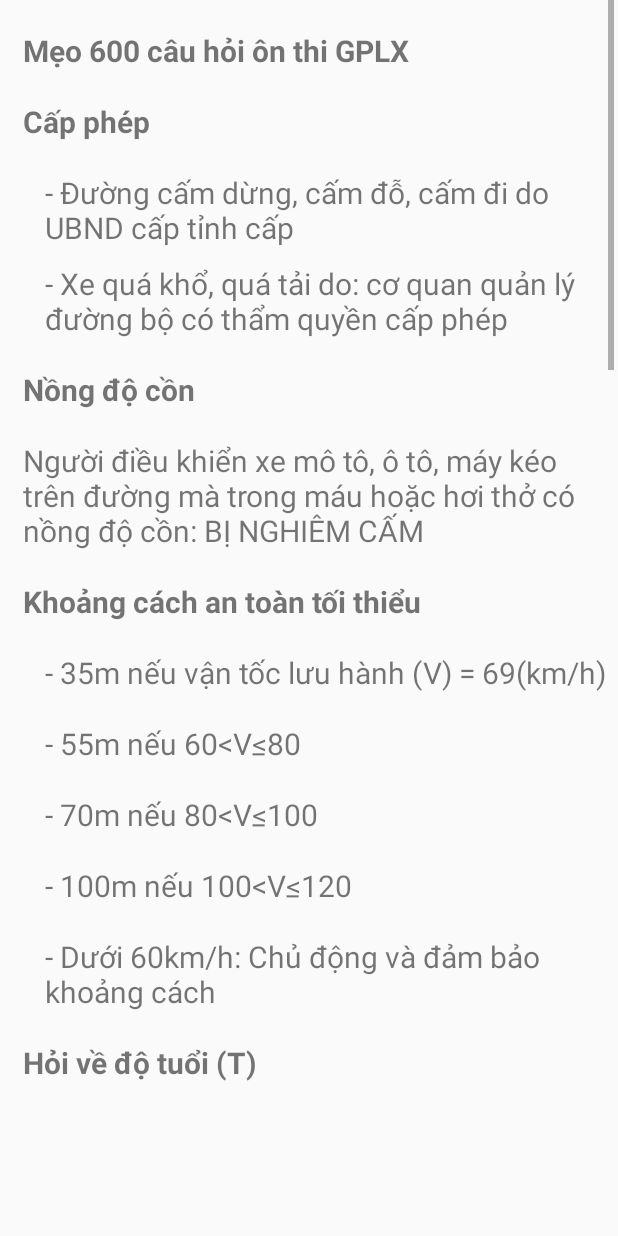
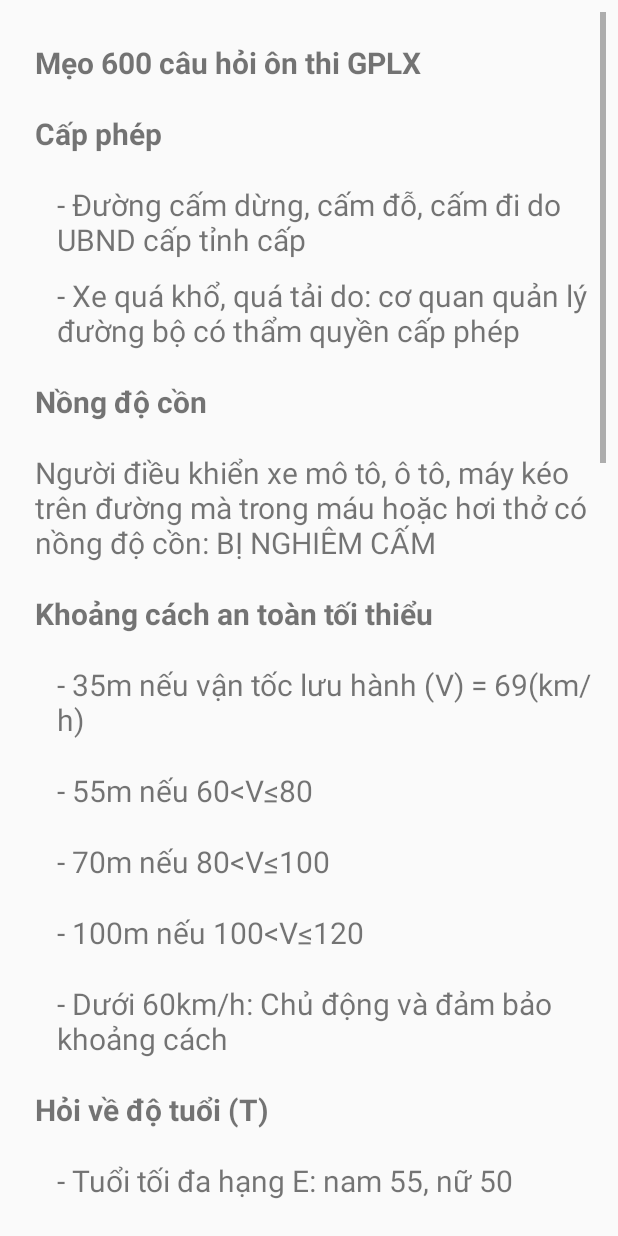
Before and after one commit to 637737vnua/android_app_thi_GPLX, an Android app: the Tutorial screen opened directly, with no data from a screen before it, on a phone screen of 412 x 824 dp. Run offline under Robolectric (Android 15) with nearby library versions, the phone set to English and light mode, and no system bars; Roboto replaces fonts that are not available here.

Commit message:
fix home.xml & tutorial.xml

```diff
--- a/app/src/main/res/layout/activity_home.xml
+++ b/app/src/main/res/layout/activity_home.xml
@@ -6,16 +6,21 @@
     android:layout_height="match_parent"
     tools:context=".Home">
 
+    <LinearLayout
+        android:weightSum="10"
+        android:layout_width="match_parent"
+        android:layout_height="match_parent"
+        android:orientation="vertical"
+        app:layout_constraintBottom_toBottomOf="parent"
+        app:layout_constraintEnd_toEndOf="parent"
+        app:layout_constraintStart_toStartOf="parent"
+        app:layout_constraintTop_toTopOf="parent">
+
         <androidx.constraintlayout.widget.ConstraintLayout
+            android:layout_weight="1"
             android:layout_width="match_parent"
-        android:layout_height="81dp"
-        android:background="@color/blue"
-        app:layout_constraintBottom_toTopOf="@+id/linearLayout"
-        app:layout_constraintEnd_toEndOf="parent"
-        app:layout_constraintHorizontal_bias="1.0"
-        app:layout_constraintStart_toStartOf="parent"
-        app:layout_constraintTop_toTopOf="parent"
-        app:layout_constraintVertical_bias="0.0">
+            android:layout_height="0dp"
+            android:background="@color/blue">
 
             <ImageView
                 android:id="@+id/icon_Menu"
@@ -44,16 +49,13 @@
         </androidx.constraintlayout.widget.ConstraintLayout>
 
         <LinearLayout
+            android:layout_weight="9"
             android:id="@+id/linearLayout"
-        android:layout_width="413dp"
-        android:layout_height="473dp"
+            android:layout_width="match_parent"
+            android:layout_height="0dp"
             android:baselineAligned="false"
             android:orientation="horizontal"
-        android:weightSum="10"
-        app:layout_constraintBottom_toBottomOf="parent"
-        app:layout_constraintEnd_toEndOf="parent"
-        app:layout_constraintStart_toStartOf="parent"
-        app:layout_constraintTop_toTopOf="parent">
+            android:weightSum="10">
 
             <LinearLayout
                 android:layout_width="0dp"
@@ -275,4 +277,6 @@
 
         </LinearLayout>
 
+    </LinearLayout>
+
 </androidx.constraintlayout.widget.ConstraintLayout>
--- a/app/src/main/res/layout/activity_tutorial.xml
+++ b/app/src/main/res/layout/activity_tutorial.xml
@@ -7,84 +7,87 @@
     tools:context=".MainActivity">
 
     <ScrollView
-        android:layout_width="409dp"
-        android:layout_height="729dp"
-        tools:layout_editor_absoluteX="1dp"
-        tools:layout_editor_absoluteY="1dp">
+        android:padding="8dp"
+        android:layout_width="match_parent"
+        android:layout_height="wrap_content"
+        app:layout_constraintBottom_toBottomOf="parent"
+        app:layout_constraintEnd_toEndOf="parent"
+        app:layout_constraintStart_toStartOf="parent"
+        app:layout_constraintTop_toTopOf="parent">
 
         <LinearLayout
             android:layout_width="match_parent"
             android:layout_height="wrap_content"
-            android:orientation="vertical" >
+            android:orientation="vertical">
 
             <TextView
+                android:layout_width="match_parent"
+                android:layout_height="match_parent"
+                android:paddingLeft="15dp"
                 android:paddingTop="20dp"
                 android:paddingBottom="20dp"
-                android:paddingLeft="15dp"
+                android:text="@string/text1"
                 android:textSize="20dp"
-                android:textStyle="bold"
+                android:textStyle="bold" />
+
+            <TextView
                 android:layout_width="match_parent"
                 android:layout_height="match_parent"
-                android:text="@string/text1"/>
+                android:paddingLeft="15dp"
+                android:paddingBottom="20dp"
+                android:text="@string/text2"
+                android:textSize="20dp"
+                android:textStyle="bold" />
 
             <TextView
-                android:paddingBottom="20dp"
-                android:paddingLeft="15dp"
-                android:textSize="20dp"
-                android:textStyle="bold"
                 android:layout_width="match_parent"
                 android:layout_height="match_parent"
-                android:text="@string/text2"/>
+                android:paddingLeft="30dp"
+                android:paddingBottom="10dp"
+                android:text="@string/text3"
+                android:textSize="20dp" />
 
             <TextView
-                android:paddingBottom="10dp"
-                android:paddingLeft="30dp"
-                android:textSize="20dp"
                 android:layout_width="match_parent"
                 android:layout_height="match_parent"
-                android:text="@string/text3"/>
+                android:paddingLeft="30dp"
+                android:paddingBottom="20dp"
+                android:text="@string/text4"
+                android:textSize="20dp" />
 
             <TextView
-                android:paddingBottom="20dp"
-                android:paddingLeft="30dp"
-                android:textSize="20dp"
                 android:layout_width="match_parent"
                 android:layout_height="match_parent"
-                android:text="@string/text4"/>
+                android:paddingLeft="15dp"
+                android:paddingBottom="20dp"
+                android:text="@string/text5"
+                android:textSize="20dp"
+                android:textStyle="bold" />
 
             <TextView
-                android:paddingBottom="20dp"
-                android:paddingLeft="15dp"
-                android:textSize="20dp"
-                android:textStyle="bold"
                 android:layout_width="match_parent"
                 android:layout_height="match_parent"
-                android:text="@string/text5"/>
+                android:paddingLeft="15dp"
+                android:paddingBottom="20dp"
+                android:text="@string/text6"
+                android:textSize="20dp" />
 
             <TextView
-                android:paddingBottom="20dp"
-                android:paddingLeft="15dp"
-                android:textSize="20dp"
                 android:layout_width="match_parent"
                 android:layout_height="match_parent"
-                android:text="@string/text6"/>
+                android:paddingLeft="15dp"
+                android:paddingBottom="20dp"
+                android:text="@string/text7"
+                android:textSize="20dp"
+                android:textStyle="bold" />
 
             <TextView
-                android:paddingBottom="20dp"
-                android:paddingLeft="15dp"
-                android:textSize="20dp"
-                android:textStyle="bold"
                 android:layout_width="match_parent"
                 android:layout_height="match_parent"
-                android:text="@string/text7"/>
-
-            <TextView
+                android:paddingLeft="30dp"
                 android:paddingBottom="20dp"
-                android:paddingLeft="30dp"
-                android:textSize="20dp"
-                android:layout_width="match_parent"
-                android:layout_height="match_parent"
-                android:text="@string/text8"/>
+                android:text="@string/text8"
+                android:textSize="20dp" />
 
             <TextView
                 android:layout_width="match_parent"
@@ -95,234 +98,234 @@
                 android:textSize="20dp" />
 
             <TextView
-                android:paddingBottom="20dp"
-                android:paddingLeft="30dp"
-                android:textSize="20dp"
                 android:layout_width="match_parent"
                 android:layout_height="match_parent"
-                android:text="@string/text10"/>
+                android:paddingLeft="30dp"
+                android:paddingBottom="20dp"
+                android:text="@string/text10"
+                android:textSize="20dp" />
 
             <TextView
-                android:paddingBottom="20dp"
-                android:paddingLeft="30dp"
-                android:textSize="20dp"
                 android:layout_width="match_parent"
                 android:layout_height="match_parent"
-                android:text="@string/text11"/>
+                android:paddingLeft="30dp"
+                android:paddingBottom="20dp"
+                android:text="@string/text11"
+                android:textSize="20dp" />
 
             <TextView
-                android:paddingBottom="20dp"
-                android:paddingLeft="30dp"
-                android:textSize="20dp"
                 android:layout_width="match_parent"
                 android:layout_height="match_parent"
-                android:text="@string/text12"/>
+                android:paddingLeft="30dp"
+                android:paddingBottom="20dp"
+                android:text="@string/text12"
+                android:textSize="20dp" />
 
             <TextView
-                android:paddingBottom="20dp"
-                android:paddingLeft="15dp"
-                android:textSize="20dp"
-                android:textStyle="bold"
                 android:layout_width="match_parent"
                 android:layout_height="match_parent"
-                android:text="@string/text13"/>
+                android:paddingLeft="15dp"
+                android:paddingBottom="20dp"
+                android:text="@string/text13"
+                android:textSize="20dp"
+                android:textStyle="bold" />
 
             <TextView
-                android:paddingBottom="20dp"
-                android:paddingLeft="30dp"
-                android:textSize="20dp"
                 android:layout_width="match_parent"
                 android:layout_height="match_parent"
-                android:text="@string/text14"/>
+                android:paddingLeft="30dp"
+                android:paddingBottom="20dp"
+                android:text="@string/text14"
+                android:textSize="20dp" />
 
             <TextView
-                android:paddingBottom="20dp"
-                android:paddingLeft="30dp"
-                android:textSize="20dp"
                 android:layout_width="match_parent"
                 android:layout_height="match_parent"
-                android:text="@string/text15"/>
+                android:paddingLeft="30dp"
+                android:paddingBottom="20dp"
+                android:text="@string/text15"
+                android:textSize="20dp" />
 
             <TextView
-                android:paddingBottom="20dp"
-                android:paddingLeft="50dp"
-                android:textSize="20dp"
                 android:layout_width="match_parent"
                 android:layout_height="match_parent"
-                android:text="@string/text16"/>
+                android:paddingLeft="50dp"
+                android:paddingBottom="20dp"
+                android:text="@string/text16"
+                android:textSize="20dp" />
 
             <TextView
-                android:paddingBottom="20dp"
-                android:paddingLeft="50dp"
-                android:textSize="20dp"
                 android:layout_width="match_parent"
                 android:layout_height="match_parent"
-                android:text="@string/text17"/>
+                android:paddingLeft="50dp"
+                android:paddingBottom="20dp"
+                android:text="@string/text17"
+                android:textSize="20dp" />
 
             <TextView
-                android:paddingBottom="20dp"
-                android:paddingLeft="50dp"
-                android:textSize="20dp"
                 android:layout_width="match_parent"
                 android:layout_height="match_parent"
-                android:text="@string/text18"/>
+                android:paddingLeft="50dp"
+                android:paddingBottom="20dp"
+                android:text="@string/text18"
+                android:textSize="20dp" />
 
             <TextView
-                android:paddingBottom="20dp"
-                android:paddingLeft="50dp"
-                android:textSize="20dp"
                 android:layout_width="match_parent"
                 android:layout_height="match_parent"
-                android:text="@string/text19"/>
+                android:paddingLeft="50dp"
+                android:paddingBottom="20dp"
+                android:text="@string/text19"
+                android:textSize="20dp" />
 
             <TextView
-                android:paddingBottom="20dp"
-                android:paddingLeft="50dp"
-                android:textSize="20dp"
                 android:layout_width="match_parent"
                 android:layout_height="match_parent"
-                android:text="@string/text20"/>
+                android:paddingLeft="50dp"
+                android:paddingBottom="20dp"
+                android:text="@string/text20"
+                android:textSize="20dp" />
 
             <TextView
-                android:paddingBottom="20dp"
-                android:paddingLeft="15dp"
-                android:textSize="20dp"
-                android:textStyle="bold"
                 android:layout_width="match_parent"
                 android:layout_height="match_parent"
-                android:text="@string/text21"/>
+                android:paddingLeft="15dp"
+                android:paddingBottom="20dp"
+                android:text="@string/text21"
+                android:textSize="20dp"
+                android:textStyle="bold" />
 
             <TextView
-                android:paddingBottom="20dp"
-                android:paddingLeft="30dp"
-                android:textSize="20dp"
                 android:layout_width="match_parent"
                 android:layout_height="match_parent"
-                android:text="@string/text22"/>
+                android:paddingLeft="30dp"
+                android:paddingBottom="20dp"
+                android:text="@string/text22"
+                android:textSize="20dp" />
 
             <TextView
-                android:paddingBottom="20dp"
-                android:paddingLeft="30dp"
-                android:textSize="20dp"
                 android:layout_width="match_parent"
                 android:layout_height="match_parent"
-                android:text="@string/text23"/>
+                android:paddingLeft="30dp"
+                android:paddingBottom="20dp"
+                android:text="@string/text23"
+                android:textSize="20dp" />
 
             <TextView
-                android:paddingBottom="20dp"
-                android:paddingLeft="30dp"
-                android:textSize="20dp"
                 android:layout_width="match_parent"
                 android:layout_height="match_parent"
-                android:text="@string/text24"/>
+                android:paddingLeft="30dp"
+                android:paddingBottom="20dp"
+                android:text="@string/text24"
+                android:textSize="20dp" />
 
             <TextView
-                android:paddingBottom="20dp"
-                android:paddingLeft="30dp"
-                android:textSize="20dp"
                 android:layout_width="match_parent"
                 android:layout_height="match_parent"
-                android:text="@string/text25"/>
+                android:paddingLeft="30dp"
+                android:paddingBottom="20dp"
+                android:text="@string/text25"
+                android:textSize="20dp" />
 
             <TextView
-                android:paddingBottom="20dp"
-                android:paddingLeft="15dp"
-                android:textSize="20dp"
-                android:textStyle="bold"
                 android:layout_width="match_parent"
                 android:layout_height="match_parent"
-                android:text="@string/text26"/>
+                android:paddingLeft="15dp"
+                android:paddingBottom="20dp"
+                android:text="@string/text26"
+                android:textSize="20dp"
+                android:textStyle="bold" />
 
             <TextView
-                android:paddingBottom="20dp"
-                android:paddingLeft="30dp"
-                android:textSize="20dp"
                 android:layout_width="match_parent"
                 android:layout_height="match_parent"
-                android:text="@string/text27"/>
+                android:paddingLeft="30dp"
+                android:paddingBottom="20dp"
+                android:text="@string/text27"
+                android:textSize="20dp" />
 
             <TextView
-                android:paddingBottom="20dp"
-                android:paddingLeft="30dp"
-                android:textSize="20dp"
                 android:layout_width="match_parent"
                 android:layout_height="match_parent"
-                android:text="@string/text28"/>
+                android:paddingLeft="30dp"
+                android:paddingBottom="20dp"
+                android:text="@string/text28"
+                android:textSize="20dp" />
 
             <TextView
-                android:paddingBottom="20dp"
-                android:paddingLeft="15dp"
-                android:textSize="20dp"
-                android:textStyle="bold"
                 android:layout_width="match_parent"
                 android:layout_height="match_parent"
-                android:text="@string/text29"/>
+                android:paddingLeft="15dp"
+                android:paddingBottom="20dp"
+                android:text="@string/text29"
+                android:textSize="20dp"
+                android:textStyle="bold" />
 
             <TextView
-                android:paddingBottom="20dp"
-                android:paddingLeft="30dp"
-                android:textSize="20dp"
                 android:layout_width="match_parent"
                 android:layout_height="match_parent"
-                android:text="@string/text30"/>
+                android:paddingLeft="30dp"
+                android:paddingBottom="20dp"
+                android:text="@string/text30"
+                android:textSize="20dp" />
 
             <TextView
-                android:paddingBottom="20dp"
-                android:paddingLeft="30dp"
-                android:textSize="20dp"
                 android:layout_width="match_parent"
                 android:layout_height="match_parent"
-                android:text="@string/text31"/>
+                android:paddingLeft="30dp"
+                android:paddingBottom="20dp"
+                android:text="@string/text31"
+                android:textSize="20dp" />
 
             <TextView
-                android:paddingBottom="20dp"
-                android:paddingLeft="15dp"
-                android:textSize="20dp"
-                android:textStyle="bold"
                 android:layout_width="match_parent"
                 android:layout_height="match_parent"
-                android:text="@string/text32"/>
+                android:paddingLeft="15dp"
+                android:paddingBottom="20dp"
+                android:text="@string/text32"
+                android:textSize="20dp"
+                android:textStyle="bold" />
 
             <TextView
-                android:paddingBottom="20dp"
-                android:paddingLeft="15dp"
-                android:textSize="20dp"
                 android:layout_width="match_parent"
                 android:layout_height="match_parent"
-                android:text="@string/text33"/>
+                android:paddingLeft="15dp"
+                android:paddingBottom="20dp"
+                android:text="@string/text33"
+                android:textSize="20dp" />
 
             <TextView
-                android:paddingBottom="20dp"
-                android:paddingLeft="15dp"
-                android:textSize="20dp"
-                android:textStyle="bold"
                 android:layout_width="match_parent"
                 android:layout_height="match_parent"
-                android:text="@string/text34"/>
+                android:paddingLeft="15dp"
+                android:paddingBottom="20dp"
+                android:text="@string/text34"
+                android:textSize="20dp"
+                android:textStyle="bold" />
 
             <TextView
-                android:paddingBottom="20dp"
-                android:paddingLeft="30dp"
-                android:textSize="20dp"
                 android:layout_width="match_parent"
                 android:layout_height="match_parent"
-                android:text="@string/text35"/>
+                android:paddingLeft="30dp"
+                android:paddingBottom="20dp"
+                android:text="@string/text35"
+                android:textSize="20dp" />
 
             <TextView
-                android:paddingBottom="20dp"
-                android:paddingLeft="30dp"
-                android:textSize="20dp"
                 android:layout_width="match_parent"
                 android:layout_height="match_parent"
-                android:text="@string/text36"/>
+                android:paddingLeft="30dp"
+                android:paddingBottom="20dp"
+                android:text="@string/text36"
+                android:textSize="20dp" />
 
             <TextView
-                android:paddingBottom="20dp"
-                android:paddingLeft="30dp"
-                android:textSize="20dp"
                 android:layout_width="match_parent"
                 android:layout_height="match_parent"
-                android:text="@string/text37"/>
+                android:paddingLeft="30dp"
+                android:paddingBottom="20dp"
+                android:text="@string/text37"
+                android:textSize="20dp" />
         </LinearLayout>
     </ScrollView>
 </androidx.constraintlayout.widget.ConstraintLayout>
```
Lines whose indentation alone changed are shown as unchanged.
